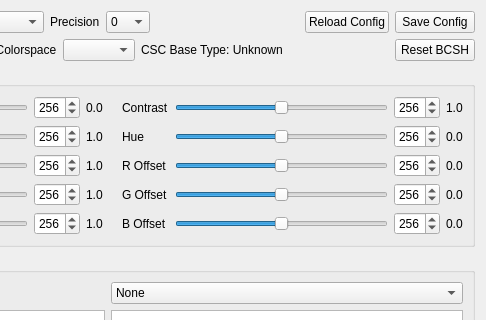
Above: script/verify_tool_app/ui/csc_ui.ui from FaiScofield/hwpq_verify before the change; both pictures show x 271 to 757 and y 0 to 320 of the 757 by 620 pixel window. Below: the same form after it.
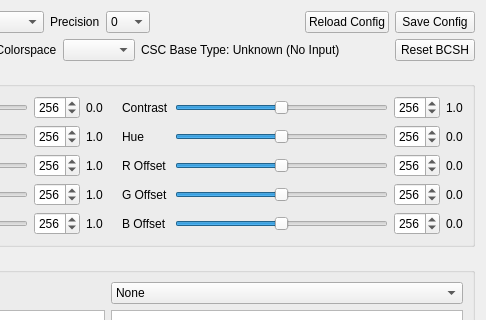
That is the form after the change.

The edit to the form file:
```diff
--- a/script/verify_tool_app/ui/csc_ui.ui
+++ b/script/verify_tool_app/ui/csc_ui.ui
@@ -232,7 +232,7 @@
      <item>
       <widget class="QLabel" name="label_baseTypeInfo">
        <property name="text">
-        <string>CSC Base Type: Unknown</string>
+        <string>CSC Base Type: Unknown (No Input)</string>
        </property>
       </widget>
      </item>
```
